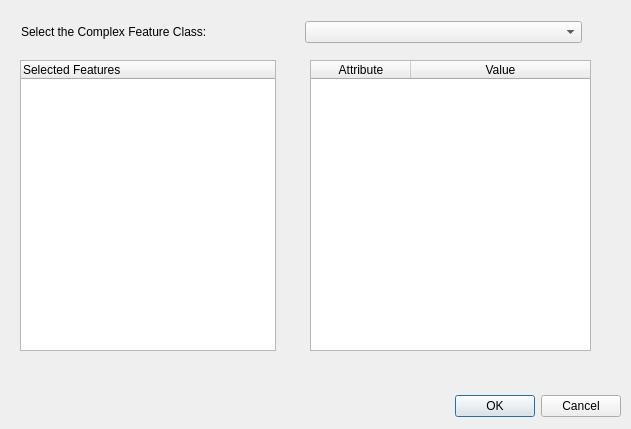
Above: ComplexTools/ui_createComplex.ui from dsgoficial/DsgTools before the change. Below: the same form after it.
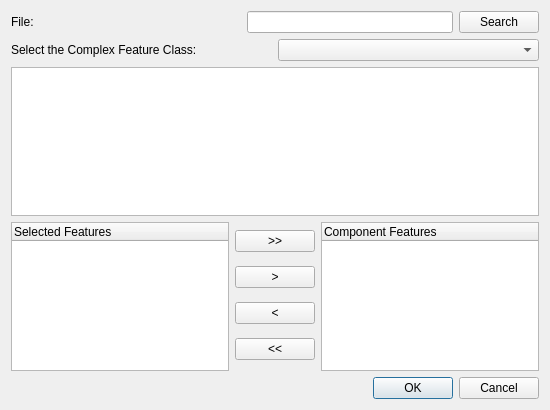
That is the form after the change.

Commit message: Still testing alternatives

What changed in the file:
```diff
--- a/ComplexTools/ui_createComplex.ui
+++ b/ComplexTools/ui_createComplex.ui
@@ -6,56 +6,51 @@
    <rect>
     <x>0</x>
     <y>0</y>
-    <width>631</width>
-    <height>429</height>
+    <width>550</width>
+    <height>410</height>
    </rect>
   </property>
   <property name="windowTitle">
    <string>Create Complex Features</string>
   </property>
-  <widget class="QDialogButtonBox" name="buttonBox">
-   <property name="geometry">
-    <rect>
-     <x>280</x>
-     <y>390</y>
-     <width>341</width>
-     <height>32</height>
-    </rect>
-   </property>
+  <layout class="QGridLayout" name="gridLayout_2">
+   <item row="0" column="0">
+    <layout class="QGridLayout" name="gridLayout">
+     <item row="0" column="0">
+      <layout class="QHBoxLayout" name="horizontalLayout_2">
+       <item>
+        <widget class="QLabel" name="label_2">
+         <property name="text">
+          <string>File:</string>
+         </property>
+        </widget>
+       </item>
+       <item>
+        <spacer name="horizontalSpacer">
    <property name="orientation">
     <enum>Qt::Horizontal</enum>
    </property>
-   <property name="standardButtons">
-    <set>QDialogButtonBox::Cancel|QDialogButtonBox::Ok</set>
-   </property>
-  </widget>
-  <widget class="QTreeWidget" name="selectedFeaturesTreeWidget">
-   <property name="geometry">
-    <rect>
-     <x>20</x>
-     <y>60</y>
-     <width>256</width>
-     <height>291</height>
-    </rect>
-   </property>
-   <attribute name="headerVisible">
-    <bool>true</bool>
-   </attribute>
-   <column>
+         <property name="sizeHint" stdset="0">
+          <size>
+           <width>40</width>
+           <height>20</height>
+          </size>
+         </property>
+        </spacer>
+       </item>
+       <item>
+        <widget class="QLineEdit" name="fileLineEdit"/>
+       </item>
+       <item>
+        <widget class="QPushButton" name="filePushButton">
     <property name="text">
-     <string>Selected Features</string>
-    </property>
-   </column>
-  </widget>
-  <widget class="QWidget" name="layoutWidget">
-   <property name="geometry">
-    <rect>
-     <x>21</x>
-     <y>21</y>
-     <width>561</width>
-     <height>22</height>
-    </rect>
-   </property>
+          <string>Search</string>
+         </property>
+        </widget>
+       </item>
+      </layout>
+     </item>
+     <item row="1" column="0">
    <layout class="QHBoxLayout" name="horizontalLayout">
     <item>
      <widget class="QLabel" name="label">
@@ -68,30 +63,84 @@
      <widget class="QComboBox" name="comboBox"/>
     </item>
    </layout>
-  </widget>
-  <widget class="QTableWidget" name="tableWidget">
-   <property name="geometry">
-    <rect>
-     <x>310</x>
-     <y>60</y>
-     <width>281</width>
-     <height>291</height>
-    </rect>
-   </property>
-   <attribute name="horizontalHeaderStretchLastSection">
+     </item>
+    </layout>
+   </item>
+   <item row="1" column="0">
+    <layout class="QVBoxLayout" name="verticalLayout_2">
+     <item>
+      <widget class="QTableView" name="tableView"/>
+     </item>
+     <item>
+      <layout class="QHBoxLayout" name="horizontalLayout_3">
+       <item>
+        <widget class="QTreeWidget" name="selectedFeaturesTreeWidget">
+         <attribute name="headerVisible">
     <bool>true</bool>
    </attribute>
    <column>
     <property name="text">
-     <string>Attribute</string>
-    </property>
-   </column>
+           <string>Selected Features</string>
+          </property>
+         </column>
+        </widget>
+       </item>
+       <item>
+        <layout class="QVBoxLayout" name="verticalLayout">
+         <item>
+          <widget class="QPushButton" name="selectAllButton">
+           <property name="text">
+            <string>&gt;&gt;</string>
+           </property>
+          </widget>
+         </item>
+         <item>
+          <widget class="QPushButton" name="selectOneButton">
+           <property name="text">
+            <string>&gt;</string>
+           </property>
+          </widget>
+         </item>
+         <item>
+          <widget class="QPushButton" name="deselectOneButton">
+           <property name="text">
+            <string>&lt;</string>
+           </property>
+          </widget>
+         </item>
+         <item>
+          <widget class="QPushButton" name="deselectAllButton">
+           <property name="text">
+            <string>&lt;&lt;</string>
+           </property>
+          </widget>
+         </item>
+        </layout>
+       </item>
+       <item>
+        <widget class="QTreeWidget" name="componentFeaturesTreeWidget">
    <column>
     <property name="text">
-     <string>Value</string>
+           <string>Component Features</string>
     </property>
    </column>
   </widget>
+       </item>
+      </layout>
+     </item>
+    </layout>
+   </item>
+   <item row="2" column="0">
+    <widget class="QDialogButtonBox" name="buttonBox">
+     <property name="orientation">
+      <enum>Qt::Horizontal</enum>
+     </property>
+     <property name="standardButtons">
+      <set>QDialogButtonBox::Cancel|QDialogButtonBox::Ok</set>
+     </property>
+    </widget>
+   </item>
+  </layout>
  </widget>
  <resources/>
  <connections>
```
Lines whose indentation alone changed are shown as unchanged. The commit also changes 2 other files.
